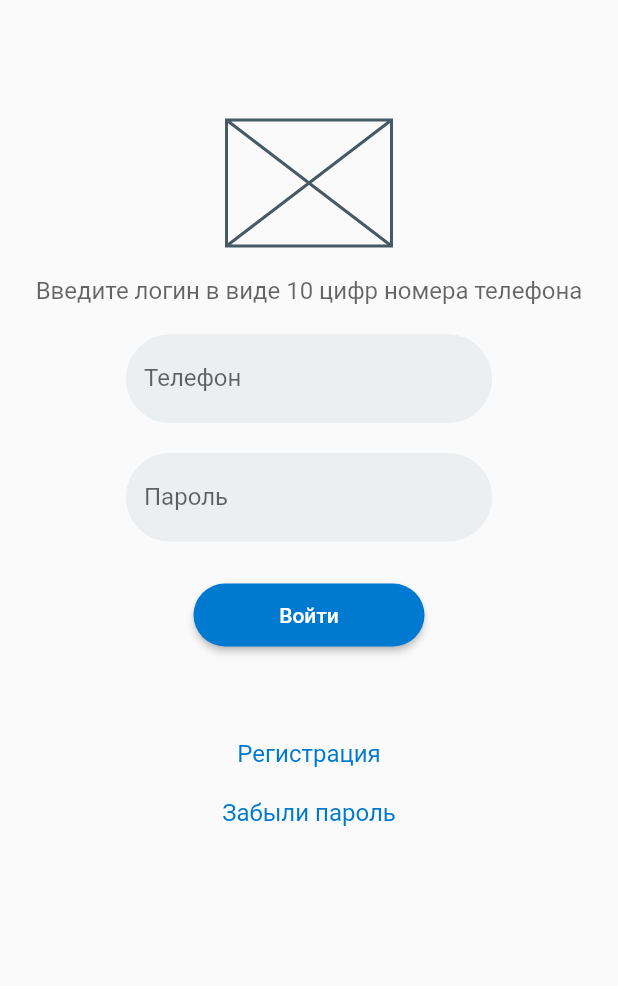
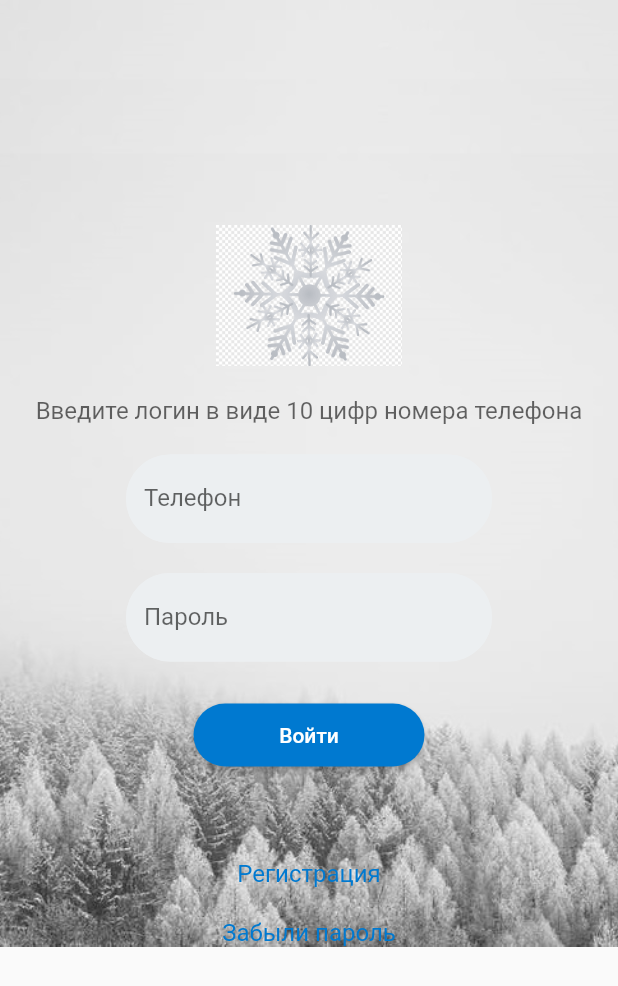
Before and after one commit to Arhe1/app2, a Flutter app: the screen it shows after launch, on a phone screen of 412 x 824 dp. Shown: the top 986 px of the screen. Run offline on Flutter 3.47's test engine with Material 2 defaults, Android fonts, the phone set to English and light mode, and no system bars.

Commit message:
добавил фоновое изображение и логотип

```diff
--- a/lib/main.dart
+++ b/lib/main.dart
@@ -23,16 +23,24 @@ class MyApp extends StatelessWidget {
     return MaterialApp(
       home: Scaffold(
         body:Container(
+          decoration: BoxDecoration(
+            image: DecorationImage(
+              image: AssetImage('assets/space3.jpeg'),
+              fit: BoxFit.cover,
+            )
+          ),
           width: double.infinity,
+          child: SingleChildScrollView(
             child: Column(children: [
-            SizedBox(height: 80,),
-            SizedBox(width: 110, height: 84, child: Placeholder(),),
+              SizedBox(height: 150,),
+              const SizedBox(width: 130, height: 94, child: const Image(image: AssetImage('assets/space2.png')),),
               SizedBox(height: 20,),
               Text('Введите логин в виде 10 цифр номера телефона',
               style: TextStyle(fontSize: 16, color: Color.fromRGBO(0, 0, 0, 0.6)),),
               SizedBox(height: 20,),
               SizedBox(width: 244,
                 child: TextField(
+                  keyboardType: TextInputType.phone,
                   decoration: InputDecoration(
                     filled: true,
                     fillColor: Color(0xFFeceff1),
@@ -45,6 +53,7 @@ class MyApp extends StatelessWidget {
               SizedBox(height: 20,),
               SizedBox(width: 244,
                 child: TextField(
+                  keyboardType: TextInputType.number,
                   obscureText: true,
                   decoration: InputDecoration(
                     filled: true,
@@ -76,6 +85,7 @@ class MyApp extends StatelessWidget {
               InkWell(child: Text('Забыли пароль',
                 style: linkTextStyle,), onTap:() {}),
             ],),
+          ),
         )
       ),
     );
--- a/pubspec.yaml
+++ b/pubspec.yaml
@@ -44,6 +44,11 @@ flutter:
   # the material Icons class.
   uses-material-design: true
 
+  assets:
+  - assets/space2.png
+  - assets/space3.jpeg
+
+
   # To add assets to your application, add an assets section, like this:
   # assets:
   #   - images/a_dot_burr.jpeg
```
Also changed, not shown: assets/space.png (added), assets/space2.png (added), assets/space3.jpeg (added). Lines whose indentation alone changed are shown as unchanged.
